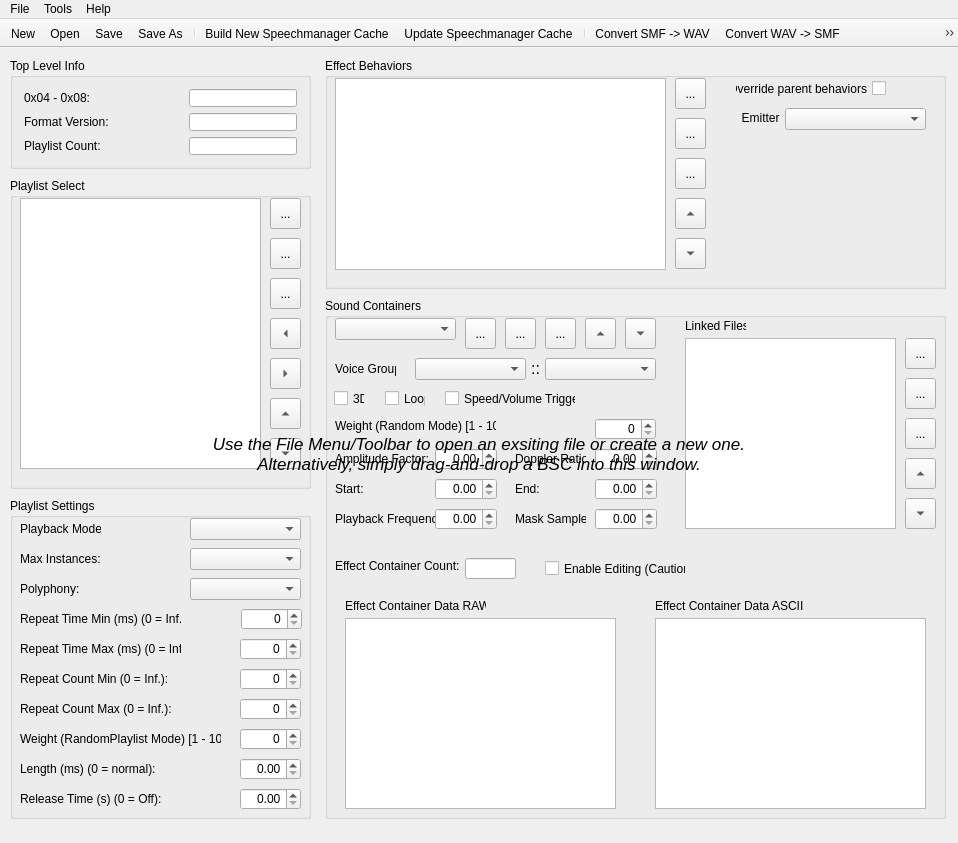
First picture: the form in src/mainwindow.ui, repository oblivioncth/BSCWorks, before the edit.
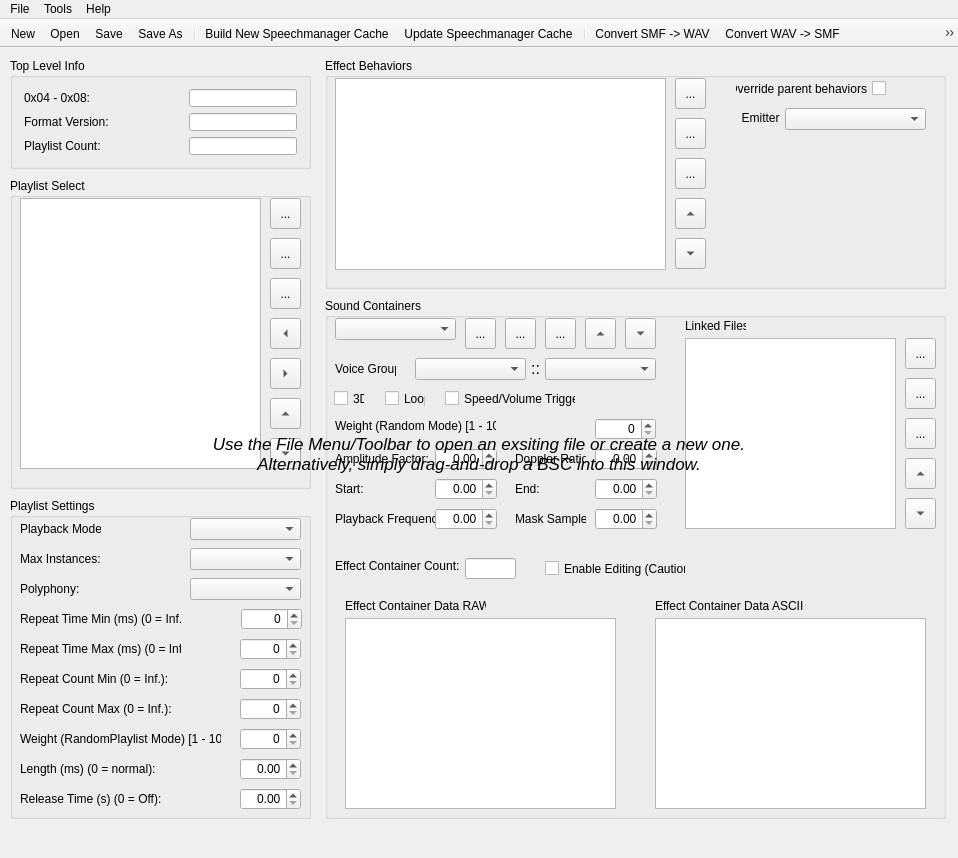
Second picture: the form after the edit. Icons and pictures are not drawn.

Commit message: Two bug fixes and one feature added - Fixed slot related bug that prevented the Sound Container copy button from working - Top level playlist count now updates correctly when playlists are manipulated - Added a status bar at the bottom of the editor that shows the path/ name of the currently opened file

The edit to the form file:
```diff
--- a/src/mainwindow.ui
+++ b/src/mainwindow.ui
@@ -7,7 +7,7 @@
     <x>0</x>
     <y>0</y>
     <width>958</width>
-    <height>843</height>
+    <height>858</height>
    </rect>
   </property>
   <property name="windowTitle">
@@ -1690,6 +1690,11 @@
    <addaction name="actionBatch_SMF_WAV"/>
    <addaction name="actionBatch_WAV_SMF"/>
   </widget>
+  <widget class="QStatusBar" name="statusBar">
+   <property name="sizeGripEnabled">
+    <bool>false</bool>
+   </property>
+  </widget>
   <action name="actionSave_As">
    <property name="icon">
     <iconset resource="../resources.qrc">
```
Left out of the diff: 16 changed lines with no effect on the pictures. The commit also changes 3 other files.
